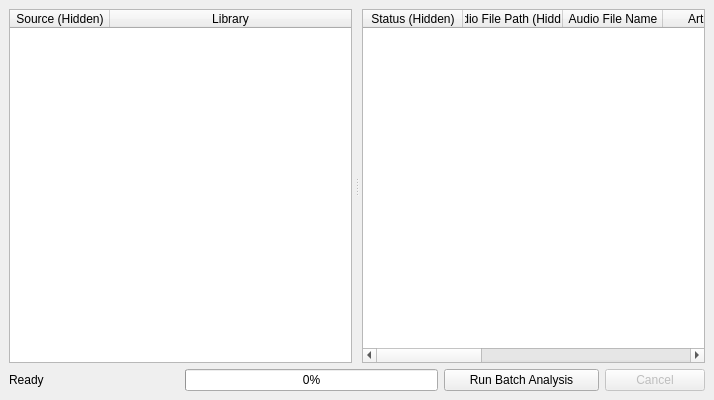
Old version of the form batchwindow.ui in the repository ibsh/is_KeyFinder.
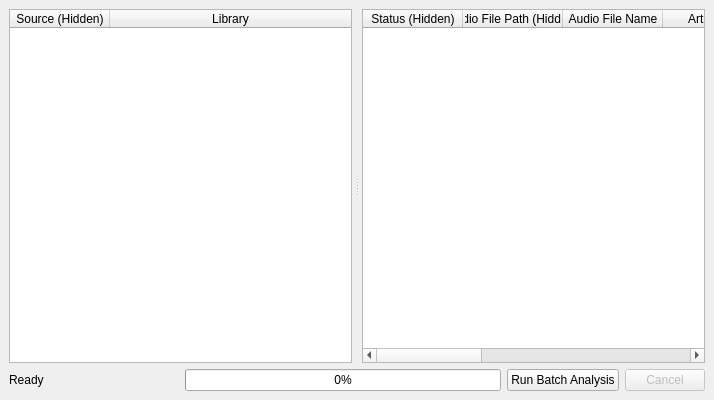
New version of the form.

```diff
--- a/batchwindow.ui
+++ b/batchwindow.ui
@@ -17,7 +17,7 @@
    <locale language="English" country="UnitedKingdom"/>
   </property>
   <widget class="QWidget" name="centralwidget">
-   <layout class="QVBoxLayout" name="verticalLayout" stretch="0,0">
+   <layout class="QVBoxLayout" name="verticalLayout">
     <item>
      <widget class="QSplitter" name="splitter">
       <property name="orientation">
@@ -155,6 +155,12 @@
       </item>
       <item>
        <widget class="QProgressBar" name="progressBar">
+        <property name="sizePolicy">
+         <sizepolicy hsizetype="Expanding" vsizetype="Fixed">
+          <horstretch>1</horstretch>
+          <verstretch>0</verstretch>
+         </sizepolicy>
+        </property>
         <property name="value">
          <number>0</number>
         </property>
@@ -162,18 +168,6 @@
       </item>
       <item>
        <widget class="QPushButton" name="runBatchButton">
-        <property name="minimumSize">
-         <size>
-          <width>155</width>
-          <height>0</height>
-         </size>
-        </property>
-        <property name="maximumSize">
-         <size>
-          <width>155</width>
-          <height>16777215</height>
-         </size>
-        </property>
         <property name="text">
          <string>Run Batch Analysis</string>
         </property>
@@ -184,18 +178,6 @@
         <property name="enabled">
          <bool>false</bool>
         </property>
-        <property name="minimumSize">
-         <size>
-          <width>100</width>
-          <height>0</height>
-         </size>
-        </property>
-        <property name="maximumSize">
-         <size>
-          <width>100</width>
-          <height>16777215</height>
-         </size>
-        </property>
         <property name="text">
          <string>Cancel</string>
         </property>
```
Left out of the diff: 6 changed lines with no effect on the pictures.
